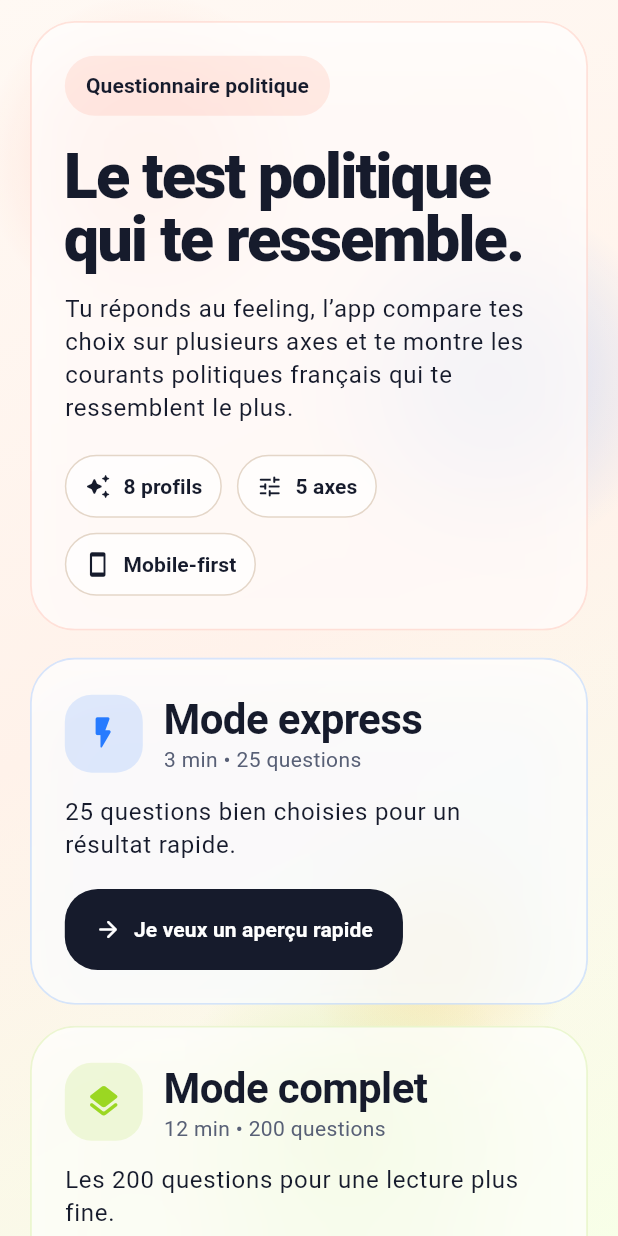
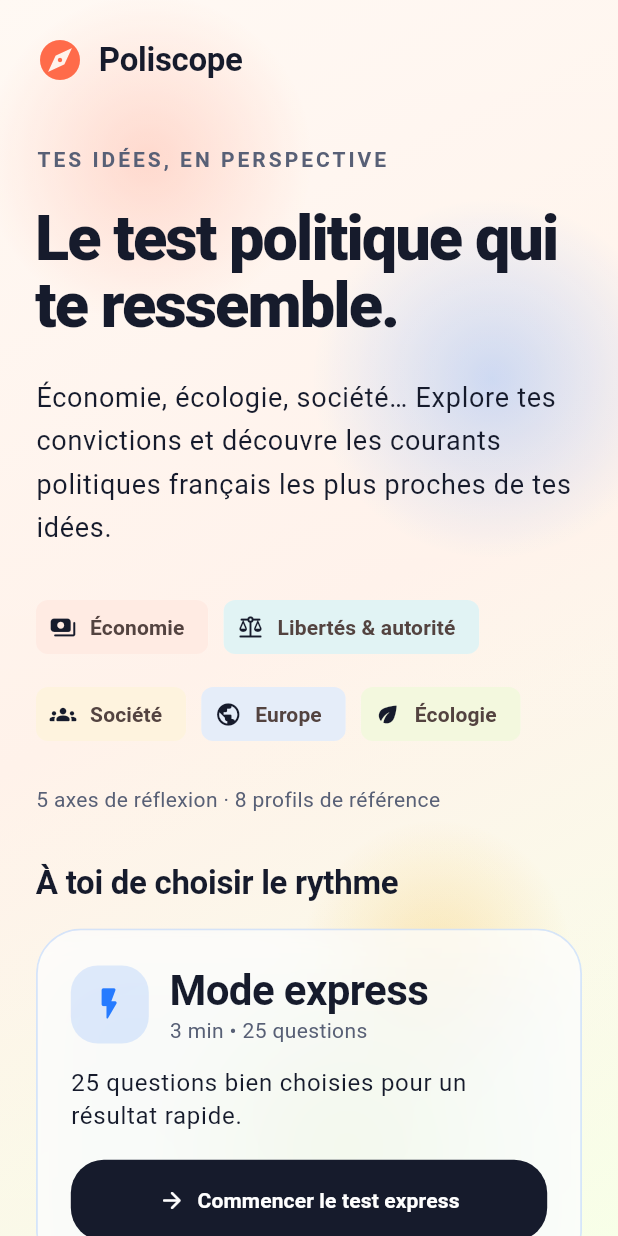
Before and after one commit to hug0live/poliscope, a Flutter app: the screen it shows after launch, on a phone screen of 412 x 824 dp. Run offline on Flutter 3.47's test engine with Material 3 defaults, Android fonts, the phone set to English and light mode, and no system bars; our stand-ins replace sqflite_common_ffi; accounts and stored records are empty; statements that could not run were skipped.

Commit message:
améliorations

```diff
--- a/lib/src/screens/home_screen.dart
+++ b/lib/src/screens/home_screen.dart
@@ -6,36 +6,10 @@ import '../theme.dart';
 import '../widgets/poliscope_backdrop.dart';
 import 'questionnaire_screen.dart';
 
-class HomeScreen extends StatefulWidget {
+class HomeScreen extends StatelessWidget {
   const HomeScreen({super.key, required this.repository});
 
   final QuestionnaireRepository repository;
-
-  @override
-  State<HomeScreen> createState() => _HomeScreenState();
-}
-
-class _HomeScreenState extends State<HomeScreen> {
-  bool _revealed = false;
-
-  static const List<String> _profiles = <String>[
-    'Gauche sociale',
-    'Écologiste',
-    'Centre progressiste',
-    'Droite républicaine',
-    'Droite nationale',
-    'Libertaire solidaire',
-  ];
-
-  @override
-  void initState() {
-    super.initState();
-    WidgetsBinding.instance.addPostFrameCallback((_) {
-      if (mounted) {
-        setState(() => _revealed = true);
-      }
-    });
-  }
 
   @override
   Widget build(BuildContext context) {
@@ -45,177 +19,159 @@ class _HomeScreenState extends State<HomeScreen> {
       body: PoliscopeBackdrop(
         child: SafeArea(
           child: SingleChildScrollView(
-            padding: const EdgeInsets.fromLTRB(20, 14, 20, 28),
+            padding: const EdgeInsets.all(24),
             child: Center(
               child: ConstrainedBox(
-                constraints: const BoxConstraints(maxWidth: 540),
+                constraints: const BoxConstraints(maxWidth: 1120),
                 child: Column(
                   crossAxisAlignment: CrossAxisAlignment.start,
                   children: [
-                    AnimatedOpacity(
-                      duration: const Duration(milliseconds: 700),
-                      opacity: _revealed ? 1 : 0,
-                      child: AnimatedSlide(
-                        duration: const Duration(milliseconds: 700),
-                        curve: Curves.easeOutCubic,
-                        offset: _revealed ? Offset.zero : const Offset(0, 0.08),
-                        child: PoliscopePanel(
-                          accentColor: AppPalette.coral,
-                          child: Column(
-                            crossAxisAlignment: CrossAxisAlignment.start,
-                            children: [
-                              Container(
-                                padding: const EdgeInsets.symmetric(
-                                  horizontal: 14,
-                                  vertical: 10,
-                                ),
-                                decoration: BoxDecoration(
-                                  color: AppPalette.coral.withValues(
-                                    alpha: 0.12,
+                    Row(
+                      children: [
+                        const Icon(
+                          Icons.explore_rounded,
+                          color: AppPalette.coral,
+                          size: 32,
+                        ),
+                        const SizedBox(width: 10),
+                        Text('Poliscope', style: theme.textTheme.titleLarge),
+                      ],
+                    ),
+                    const SizedBox(height: 40),
+                    LayoutBuilder(
+                      builder: (context, constraints) {
+                        final wide = constraints.maxWidth >= 800;
+                        final introduction = Column(
+                          crossAxisAlignment: CrossAxisAlignment.start,
+                          children: [
+                            Text(
+                              'TES IDÉES, EN PERSPECTIVE',
+                              style: theme.textTheme.labelLarge?.copyWith(
+                                letterSpacing: 2,
+                                color: AppPalette.mutedInk,
+                              ),
+                            ),
+                            const SizedBox(height: 20),
+                            Text(
+                              'Le test politique qui te ressemble.',
+                              style: theme.textTheme.displayMedium?.copyWith(
+                                fontSize: wide ? 64 : 42,
+                                height: 1.08,
+                              ),
+                            ),
+                            const SizedBox(height: 24),
+                            Text(
+                              'Économie, écologie, société… Explore tes convictions et découvre les courants politiques français les plus proches de tes idées.',
+                              style: theme.textTheme.bodyLarge?.copyWith(
+                                fontSize: 18,
+                                height: 1.6,
+                              ),
+                            ),
+                            const SizedBox(height: 28),
+                            Wrap(
+                              spacing: 10,
+                              runSpacing: 10,
+                              children: [
+                                for (final code in axisDisplayOrder)
+                                  Chip(
+                                    avatar: Icon(
+                                      axisIcon(code),
+                                      size: 18,
+                                      color: AppPalette.ink,
+                                    ),
+                                    label: Text(axisPillLabel(code)),
+                                    backgroundColor: axisColor(
+                                      code,
+                                    ).withValues(alpha: 0.12),
+                                    side: BorderSide.none,
                                   ),
-                                  borderRadius: BorderRadius.circular(999),
-                                ),
-                                child: Text(
-                                  'Questionnaire politique',
-                                  style: theme.textTheme.labelLarge?.copyWith(
-                                    color: AppPalette.ink,
-                                  ),
-                                ),
-                              ),
-                              const SizedBox(height: 20),
-                              Text(
-                                'Le test politique qui te ressemble.',
-                                style: theme.textTheme.displayMedium?.copyWith(
-                                  fontSize: 42,
-                                ),
-                              ),
-                              const SizedBox(height: 14),
-                              Text(
-                                'Tu réponds au feeling, l’app compare tes choix sur plusieurs axes et te montre les courants politiques français qui te ressemblent le plus.',
-                                style: theme.textTheme.bodyLarge,
-                              ),
-                              const SizedBox(height: 20),
-                              Wrap(
-                                spacing: 10,
-                                runSpacing: 10,
-                                children: const [
-                                  _InfoChip(
-                                    icon: Icons.auto_awesome_rounded,
-                                    label: '8 profils',
-                                  ),
-                                  _InfoChip(
-                                    icon: Icons.tune_rounded,
-                                    label: '5 axes',
-                                  ),
-                                  _InfoChip(
-                                    icon: Icons.smartphone_rounded,
-                                    label: 'Mobile-first',
-                                  ),
-                                ],
-                              ),
-                            ],
-                          ),
-                        ),
-                      ),
-                    ),
-                    const SizedBox(height: 18),
-                    AnimatedOpacity(
-                      duration: const Duration(milliseconds: 850),
-                      opacity: _revealed ? 1 : 0,
-                      child: AnimatedSlide(
-                        duration: const Duration(milliseconds: 850),
-                        curve: Curves.easeOutCubic,
-                        offset: _revealed ? Offset.zero : const Offset(0, 0.12),
-                        child: Column(
+                              ],
+                            ),
+                            const SizedBox(height: 24),
+                            Text(
+                              '5 axes de réflexion · 8 profils de référence',
+                              style: theme.textTheme.bodyMedium,
+                            ),
+                          ],
+                        );
+                        final modes = Column(
+                          crossAxisAlignment: CrossAxisAlignment.stretch,
                           children: [
+                            Text(
+                              'À toi de choisir le rythme',
+                              style: theme.textTheme.titleLarge,
+                            ),
+                            const SizedBox(height: 16),
                             _ModeCard(
                               mode: QuizMode.express,
                               accentColor: AppPalette.sky,
-                              ctaLabel: 'Je veux un aperçu rapide',
-                              onTap: () => _openQuiz(QuizMode.express),
+                              ctaLabel: 'Commencer le test express',
+                              onTap: () => _openQuiz(context, QuizMode.express),
                             ),
-                            const SizedBox(height: 14),
+                            const SizedBox(height: 16),
                             _ModeCard(
                               mode: QuizMode.complete,
                               accentColor: AppPalette.lime,
-                              ctaLabel: 'Je vais au bout du test',
-                              onTap: () => _openQuiz(QuizMode.complete),
+                              ctaLabel: 'Explorer le test complet',
+                              onTap: () =>
+                                  _openQuiz(context, QuizMode.complete),
                             ),
                           ],
-                        ),
-                      ),
+                        );
+                        return wide
+                            ? Row(
+                                crossAxisAlignment: CrossAxisAlignment.start,
+                                children: [
+                                  Expanded(flex: 6, child: introduction),
+                                  const SizedBox(width: 64),
+                                  Expanded(flex: 5, child: modes),
+                                ],
+                              )
+                            : Column(
+                                crossAxisAlignment: CrossAxisAlignment.start,
+                                children: [
+                                  introduction,
+                                  const SizedBox(height: 32),
+                                  modes,
+                                ],
+                              );
+                      },
                     ),
-                    const SizedBox(height: 18),
+                    const SizedBox(height: 40),
                     PoliscopePanel(
-                      accentColor: AppPalette.gold,
+                      accentColor: AppPalette.coral,
                       child: Column(
                         crossAxisAlignment: CrossAxisAlignment.start,
                         children: [
                           Text(
-                            'Ce que tu vas trouver ici',
+                            'Mieux te situer, sans te coller une étiquette.',
                             style: theme.textTheme.headlineMedium,
                           ),
-                          const SizedBox(height: 14),
+                          const SizedBox(height: 24),
                           const _FeatureLine(
-                            title: 'Pas de jargon inutile',
+                            title: '01 · Donne ton point de vue',
                             description:
-                                'Les questions ont été reformulées pour être directes et compréhensibles.',
+                                'Choisis la réponse qui te correspond le mieux. Tu peux revenir à la question précédente pour la modifier.',
                           ),
-                          const SizedBox(height: 12),
+                          const SizedBox(height: 18),
                           const _FeatureLine(
-                            title: 'Un résultat nuancé',
+                            title: '02 · Découvre tes proximités',
                             description:
-                                'On parle de proximité politique, pas d’étiquette définitive.',
+                                'Compare les profils proches de tes réponses et retrouve ton positionnement sur chacun des cinq axes.',
                           ),
-                          const SizedBox(height: 12),
+                          const SizedBox(height: 18),
                           const _FeatureLine(
-                            title: 'Un vrai rythme mobile',
+                            title: '03 · Garde ton esprit critique',
                             description:
-                                'Grandes cartes, progression claire, et un mode express qui évite le tunnel de 200 questions.',
+                                'Le résultat est une piste de réflexion, pas une identité définitive ni une consigne de vote.',
                           ),
                         ],
                       ),
                     ),
-                    const SizedBox(height: 18),
-                    PoliscopePanel(
-                      accentColor: AppPalette.cyan,
-                      child: Column(
-                        crossAxisAlignment: CrossAxisAlignment.start,
-                        children: [
-                          Text(
-                            'Quelques profils que tu peux croiser',
-                            style: theme.textTheme.titleLarge,
-                          ),
-                          const SizedBox(height: 12),
-                          Wrap(
-                            spacing: 10,
-                            runSpacing: 10,
-                            children: _profiles
-                                .map(
-                                  (profile) => Container(
-                                    padding: const EdgeInsets.symmetric(
-                                      horizontal: 14,
-                                      vertical: 10,
-                                    ),
-                                    decoration: BoxDecoration(
-                                      color: Colors.white.withValues(
-                                        alpha: 0.72,
-                                      ),
-                                      borderRadius: BorderRadius.circular(999),
-                                      border: Border.all(
-                                        color: AppPalette.line,
-                                      ),
-                                    ),
-                                    child: Text(
-                                      profile,
-                                      style: theme.textTheme.labelLarge,
-                                    ),
-                                  ),
-                                )
-                                .toList(growable: false),
-                          ),
-                        ],
-                      ),
+                    const SizedBox(height: 24),
+                    Text(
+                      'Poliscope · Un point de départ pour réfléchir à tes idées.',
+                      style: theme.textTheme.bodyMedium,
                     ),
                   ],
                 ),
@@ -227,11 +183,10 @@ class _HomeScreenState extends State<HomeScreen> {
     );
   }
 
-  void _openQuiz(QuizMode mode) {
+  void _openQuiz(BuildContext context, QuizMode mode) {
     Navigator.of(context).push(
       MaterialPageRoute<void>(
-        builder: (_) =>
-            QuestionnaireScreen(repository: widget.repository, mode: mode),
+        builder: (_) => QuestionnaireScreen(repository: repository, mode: mode),
       ),
     );
   }
@@ -257,7 +212,7 @@ class _ModeCard extends StatelessWidget {
     return PoliscopePanel(
       accentColor: accentColor,
       child: Column(
-        crossAxisAlignment: CrossAxisAlignment.start,
+        crossAxisAlignment: CrossAxisAlignment.stretch,
         children: [
           Row(
             children: [
@@ -314,35 +269,6 @@ class _ModeCard extends StatelessWidget {
   }
 }
 
-class _InfoChip extends StatelessWidget {
-  const _InfoChip({required this.icon, required this.label});
-
-  final IconData icon;
-  final String label;
-
-  @override
-  Widget build(BuildContext context) {
-    final theme = Theme.of(context);
-
-    return Container(
-      padding: const EdgeInsets.symmetric(horizontal: 12, vertical: 10),
-      decoration: BoxDecoration(
-        color: Colors.white.withValues(alpha: 0.72),
-        borderRadius: BorderRadius.circular(999),
-        border: Border.all(color: AppPalette.line),
-      ),
-      child: Row(
-        mainAxisSize: MainAxisSize.min,
-        children: [
-          Icon(icon, size: 18, color: AppPalette.ink),
-          const SizedBox(width: 8),
-          Text(label, style: theme.textTheme.labelLarge),
-        ],
-      ),
-    );
-  }
-}
-
 class _FeatureLine extends StatelessWidget {
   const _FeatureLine({required this.title, required this.description});
 
```
Also changed, not shown: 3 other files.
